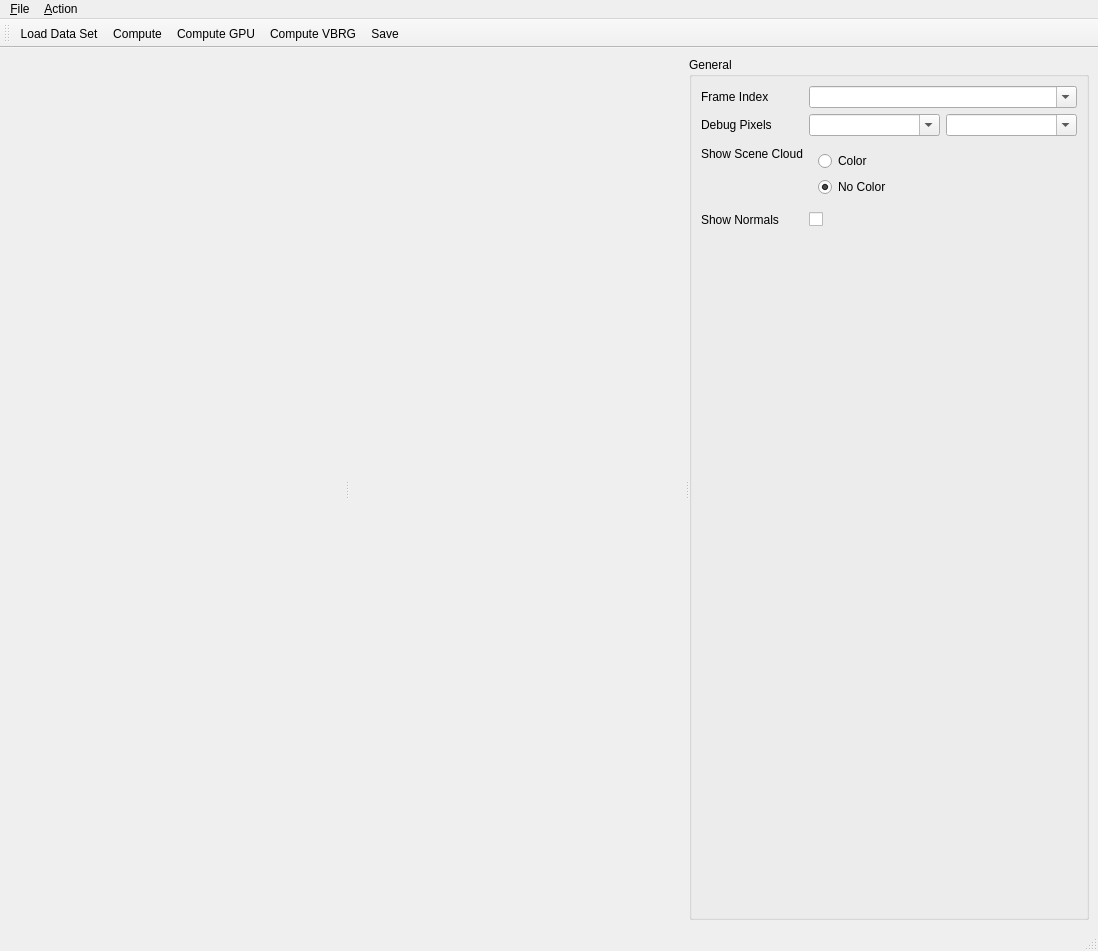
Above: src/ui/ToolWindowBoundaryExtractor.ui from oneminute/RecFLS before the change. Below: the same form after it.
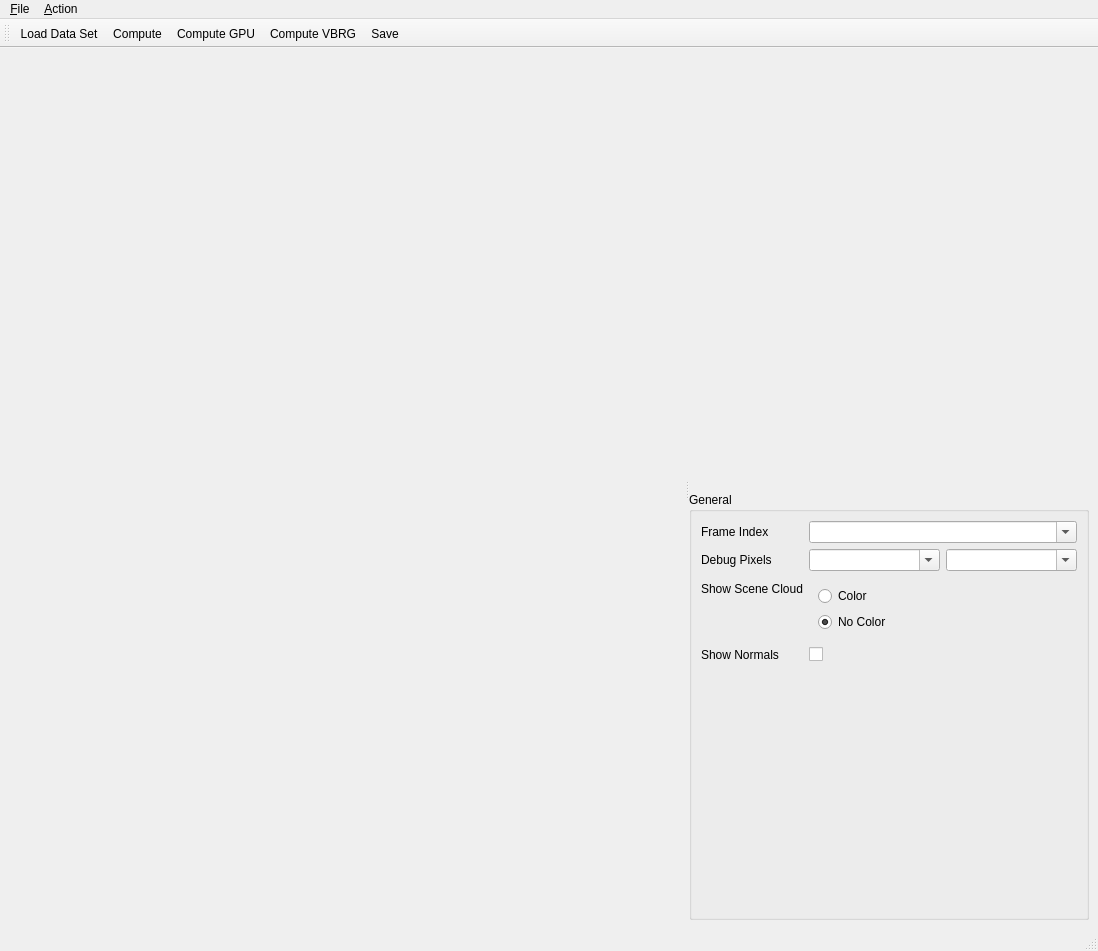
That is the form after the change.

Commit message: 清理了三个工具界面。

Diff of the .ui file:
```diff
--- a/src/ui/ToolWindowBoundaryExtractor.ui
+++ b/src/ui/ToolWindowBoundaryExtractor.ui
@@ -20,9 +20,6 @@
       <property name="orientation">
        <enum>Qt::Horizontal</enum>
       </property>
-      <widget class="QWidget" name="widget_4" native="true">
-       <layout class="QVBoxLayout" name="verticalLayout2"/>
-      </widget>
       <widget class="QWidget" name="widget" native="true">
        <layout class="QVBoxLayout" name="verticalLayout1"/>
       </widget>
@@ -34,6 +31,11 @@
         </size>
        </property>
        <layout class="QVBoxLayout" name="verticalLayout_2">
+        <item>
+         <widget class="QWidget" name="widget_4" native="true">
+          <layout class="QVBoxLayout" name="verticalLayout2"/>
+         </widget>
+        </item>
         <item>
          <widget class="QGroupBox" name="groupBox_2">
           <property name="title">
```
The commit also changes 6 other files.
